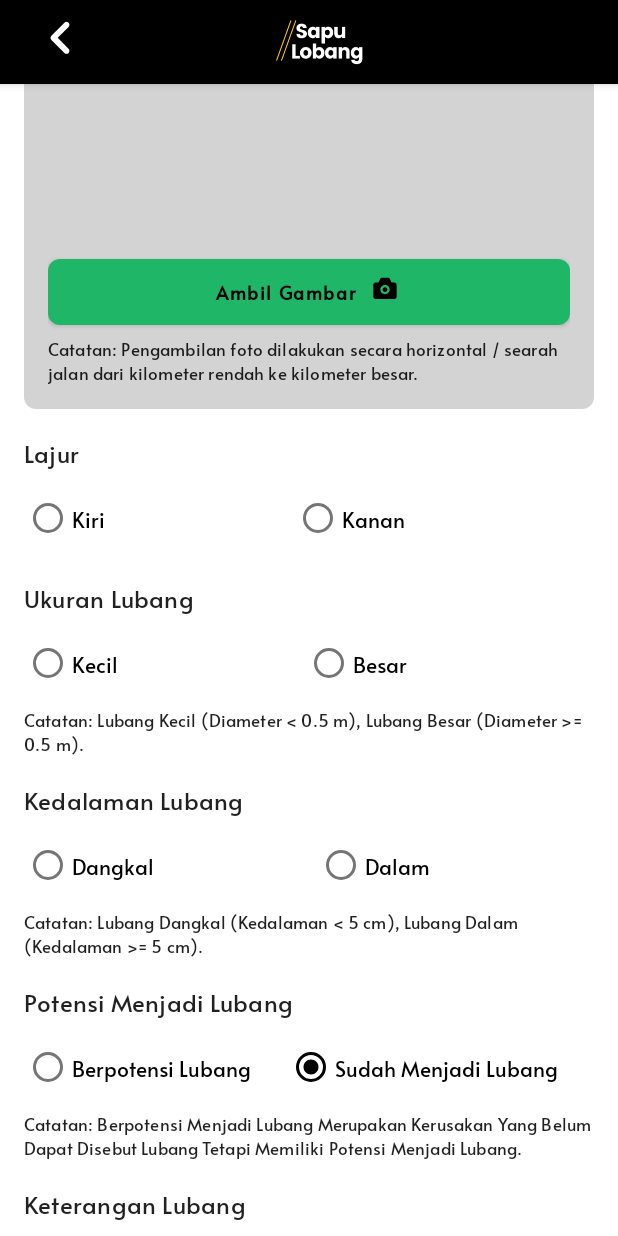
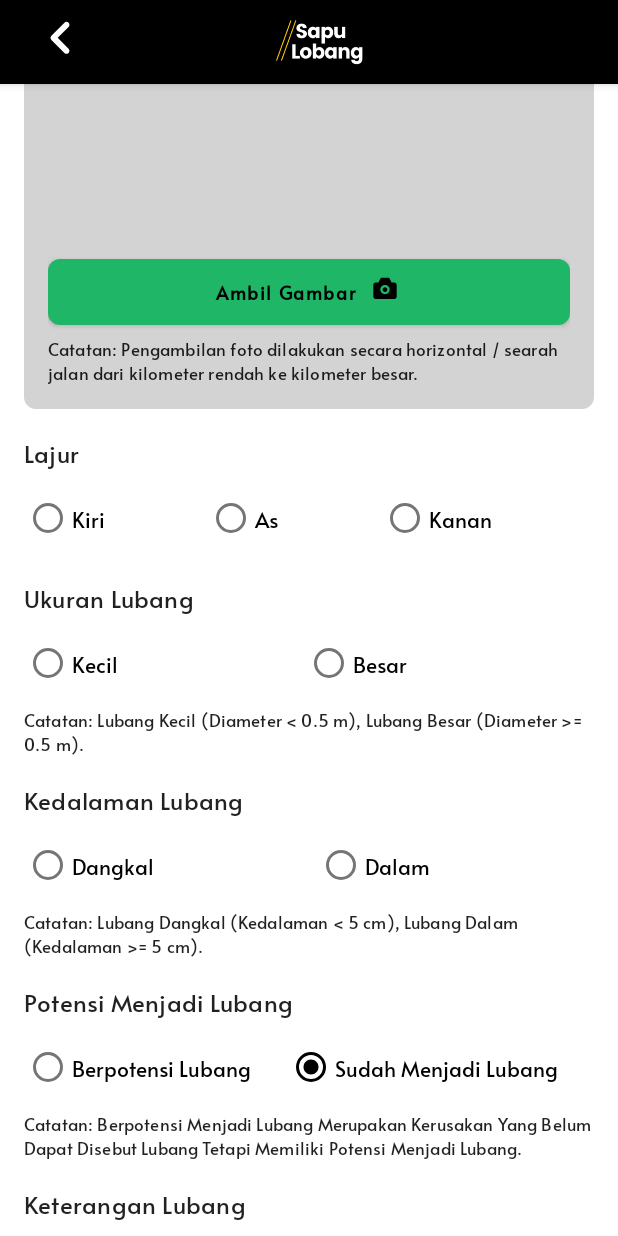
Before and after one commit to DBMPR-JABAR/Sapu-Lobang-Android, an Android app: the layout fragment_entry_lubang.xml on its own in the app's theme, with its tools: preview values and no code run, scrolled down 1074 dp, on a phone screen of 412 x 824 dp. Run offline under Robolectric (Android 15) with nearby library versions, the phone set to English and light mode, and no system bars.

Commit message:
feat: add as kategori lajur in entry lubang screen

```diff
--- a/app/src/main/java/id/go/jabarprov/dbmpr/surveisapulubang/domain/entities/Lubang.kt
+++ b/app/src/main/java/id/go/jabarprov/dbmpr/surveisapulubang/domain/entities/Lubang.kt
@@ -34,12 +34,14 @@ enum class KategoriLubang {
 
 enum class Lajur {
     KIRI,
+    AS,
     KANAN;
 
     fun convertToString(): String {
         return when (this) {
             KIRI -> "Kiri"
             KANAN -> "Kanan"
+            AS -> "As"
         }
     }
 
@@ -47,7 +49,8 @@ enum class Lajur {
         fun convertStringToLajur(lajur: String): Lajur {
             return when (lajur) {
                 "Kiri" -> KIRI
-                else -> KANAN
+                "Kanan" -> KANAN
+                else -> AS
             }
         }
     }
--- a/app/src/main/res/layout/fragment_entry_lubang.xml
+++ b/app/src/main/res/layout/fragment_entry_lubang.xml
@@ -499,6 +499,13 @@
                     android:text="Kiri" />
 
                 <RadioButton
+                    android:id="@+id/radio_button_as"
+                    android:layout_width="wrap_content"
+                    android:layout_height="wrap_content"
+                    android:layout_weight="1"
+                    android:text="As" />
+
+                <RadioButton
                     android:id="@+id/radio_button_kanan"
                     android:layout_width="wrap_content"
                     android:layout_height="wrap_content"
--- a/app/src/main/res/values/colors.xml
+++ b/app/src/main/res/values/colors.xml
@@ -19,4 +19,5 @@
     <color name="green">#1FB767</color>
     <color name="red">#E57373</color>
     <color name="yellow">#FFDA4F</color>
+    <color name="text_hint_color">#B1B1B1</color>
 </resources>
--- a/app/src/main/res/values/widgets.xml
+++ b/app/src/main/res/values/widgets.xml
@@ -1,14 +1,38 @@
 <?xml version="1.0" encoding="utf-8"?>
 <resources>
 
+    <!--  Text Input Layout  -->
     <style name="Widget.SurveiSapuLubang.TextInputLayout" parent="Widget.MaterialComponents.TextInputLayout.FilledBox">
-        <item name="boxCornerRadiusTopStart">@dimen/small_radius</item>
-        <item name="boxCornerRadiusTopEnd">@dimen/small_radius</item>
-        <item name="boxCornerRadiusBottomStart">@dimen/small_radius</item>
-        <item name="boxCornerRadiusBottomEnd">@dimen/small_radius</item>
+        <item name="boxCornerRadiusTopEnd">@dimen/medium_radius</item>
+        <item name="boxCornerRadiusTopStart">@dimen/medium_radius</item>
+        <item name="boxCornerRadiusBottomEnd">@dimen/medium_radius</item>
+        <item name="boxCornerRadiusBottomStart">@dimen/medium_radius</item>
+        <item name="boxBackgroundColor">@color/gray</item>
+        <item name="boxStrokeColor">@color/gray</item>
+        <item name="hintEnabled">false</item>
         <item name="boxStrokeWidth">0dp</item>
         <item name="boxStrokeWidthFocused">0dp</item>
+        <item name="materialThemeOverlay">
+            @style/ThemeOverlay.SurveiSapuLubang.TextInputLayout.OutlinedBox
+        </item>
     </style>
+
+    <style name="Widget.SurveiSapuLubang.TextInputEditText.OutlinedBox" parent="Widget.MaterialComponents.TextInputEditText.OutlinedBox">
+        <item name="hintTextColor">@color/text_hint_color</item>
+        <item name="android:textColorHint">@color/text_hint_color</item>
+    </style>
+
+    <style name="ThemeOverlay.SurveiSapuLubang.TextInputLayout.OutlinedBox" parent="">
+        <item name="editTextStyle">@style/Widget.SurveiSapuLubang.TextInputEditText.OutlinedBox
+        </item>
+    </style>
+    <!--  End Text Input Layout  -->
+
+    <!--  Text Input Edit Text  -->
+    <style name="Widget.SurveiSapuLubang.TextInputEditText" parent="Widget.Material3.TextInputEditText.FilledBox">
+        <item name="android:textColorHint">@color/text_hint_color</item>
+    </style>
+    <!--  End Text Input Edit Text  -->
 
     <style name="Widget.SurveiSapuLubang.Button" parent="Widget.MaterialComponents.Button">
         <item name="android:paddingTop">10dp</item>
```
Also changed, not shown: app/src/main/java/id/go/jabarprov/dbmpr/surveisapulubang/presentation/entry_lubang/EntryLubangFragment.kt (+12 -2 lines).
